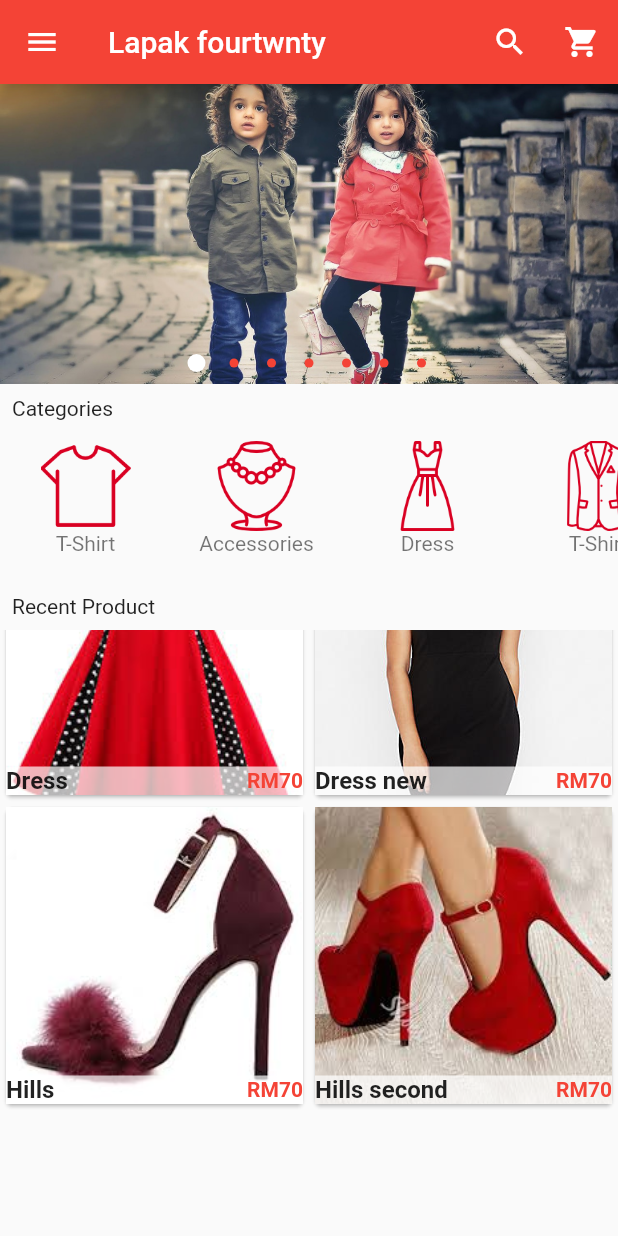
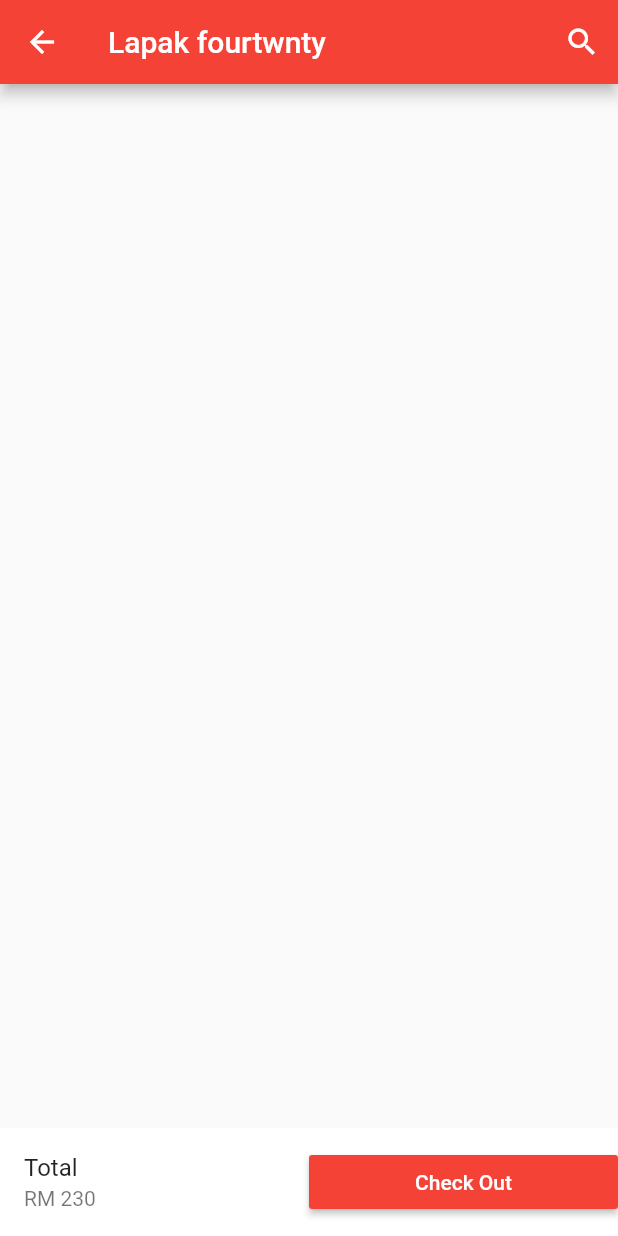
Before and after one commit to akmalirham96/e-commerce_apps, a Flutter app: the screen it shows after launch, scrolled down 298 dp, after a tap on the "shopping cart" icon, on a phone screen of 412 x 824 dp. Run offline on Flutter 3.47's test engine with Material 2 defaults, Android fonts, the phone set to English and light mode, and no system bars; drawn by our look-alikes of carousel_pro.

Commit message:
Added Cart Page and Button Navigation

```diff
--- a/lib/main.dart
+++ b/lib/main.dart
@@ -4,6 +4,7 @@ import 'package:carousel_pro/carousel_pro.dart';
 // own import package
 import 'package:flutterappecommerce/componets/horizontal_listview.dart';
 import 'package:flutterappecommerce/componets/products.dart';
+import 'package:flutterappecommerce/pages/cart.dart';
 
 void main() {
   runApp(MaterialApp(debugShowCheckedModeBanner: false, home: HomePage()));
@@ -56,7 +57,9 @@ class _HomePageState extends State<HomePage> {
                 Icons.shopping_cart,
                 color: Colors.white,
               ),
-              onPressed: () {})
+              onPressed: () {
+                Navigator.push(context, MaterialPageRoute(builder: (context) => new Cart()));
+              })
         ],
       ),
       drawer: new Drawer(
@@ -100,7 +103,9 @@ class _HomePageState extends State<HomePage> {
               ),
             ),
             InkWell(
-              onTap: (){},
+              onTap: (){
+                Navigator.push(context, MaterialPageRoute(builder: (context) => new Cart()));
+              },
               child: ListTile(
                 title: Text('Shopping Cart'),
                 leading: Icon(Icons.shopping_cart,color: Colors.red,),
--- /dev/null
+++ b/lib/pages/cart.dart
@@ -0,0 +1,47 @@
+import 'package:flutter/material.dart';
+
+class Cart extends StatefulWidget {
+  @override
+  _CartState createState() => _CartState();
+}
+
+class _CartState extends State<Cart> {
+  @override
+  Widget build(BuildContext context) {
+    return Scaffold(
+      appBar: new AppBar(
+        backgroundColor: Colors.red,
+        title: Text('Lapak fourtwnty'),
+        actions: <Widget>[
+          new IconButton(
+              icon: Icon(
+                Icons.search,
+                color: Colors.white,
+              ),
+              onPressed: () {}),
+        ],
+      ),
+      bottomNavigationBar: new Container(
+        color: Colors.white,
+        child: Row(
+          children: <Widget>[
+            Expanded(
+                child: ListTile(
+              title: new Text("Total"),
+              subtitle: new Text("RM 230"),
+            )),
+            Expanded(
+                child: new MaterialButton(
+              onPressed: () {},
+              child: new Text(
+                "Check Out",
+                style: TextStyle(color: Colors.white),
+              ),
+              color: Colors.red,
+            ))
+          ],
+        ),
+      ),
+    );
+  }
+}
```
